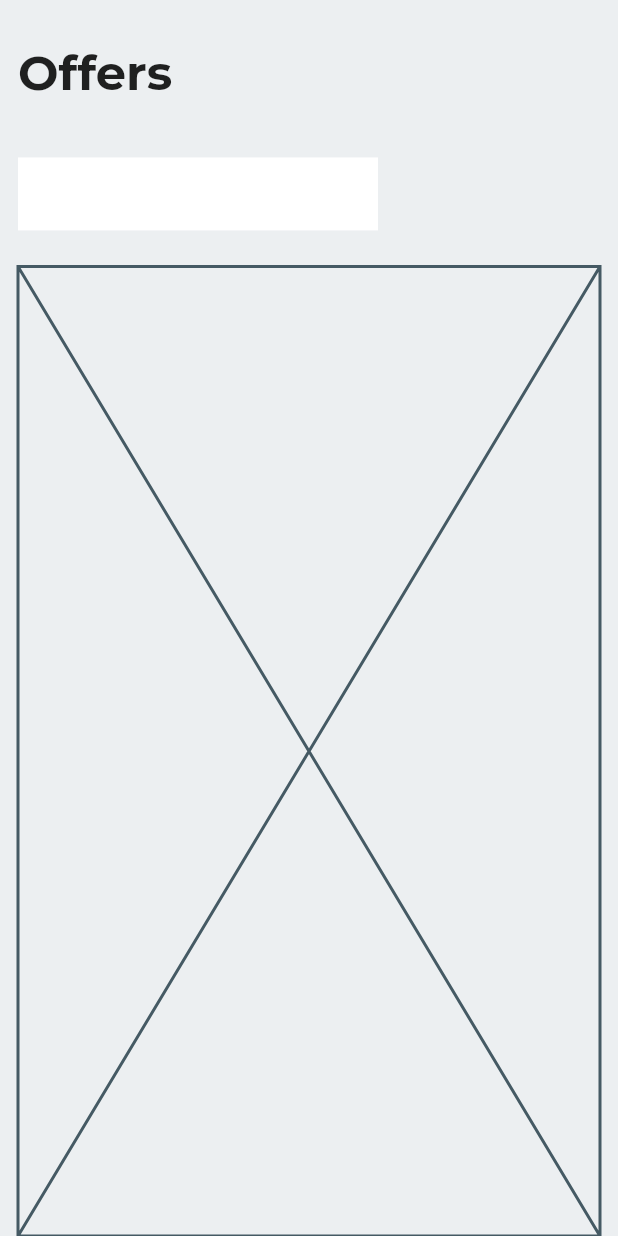
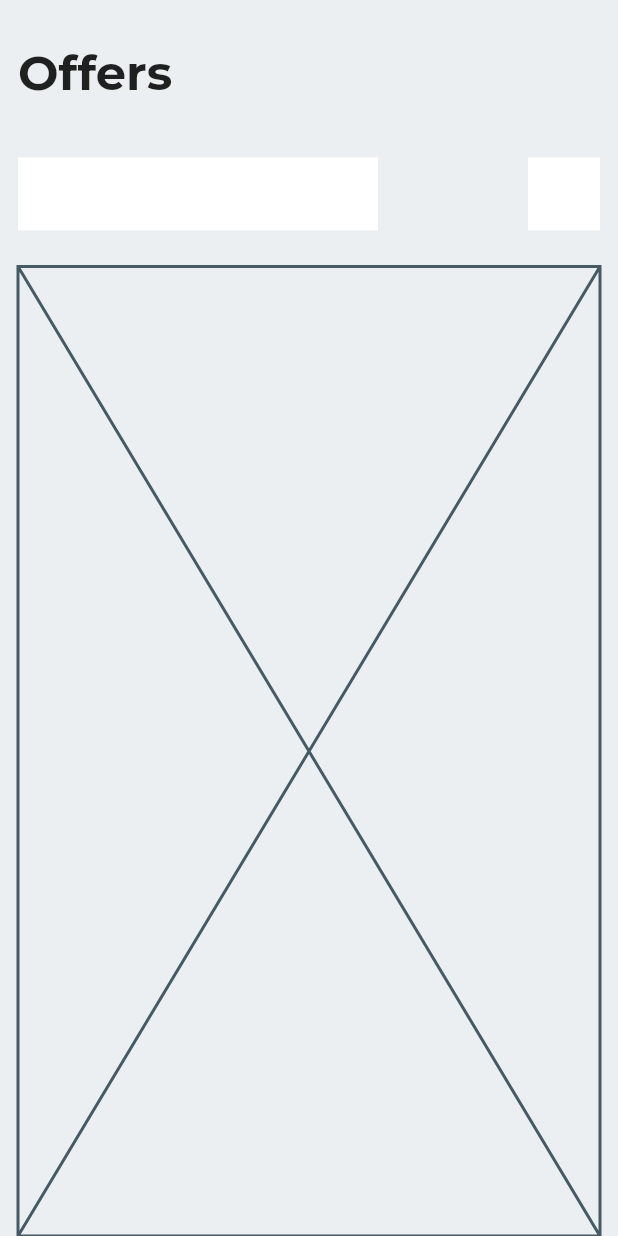
Before and after one commit to JAICHANGPARK/flutter_notebook_11th_story, a Flutter app: the screen it shows after launch, on a phone screen of 412 x 824 dp. Run offline on Flutter 3.47's test engine with Material 2 defaults, Android fonts, the phone set to English and light mode, and no system bars; our stand-ins replace backdrop, badges, flutter_inner_drawer, flutter_slidable, flutter_swiper, google_fonts.

Commit message:
Update offers_home_page.dart

```diff
--- a/lib/ep741_offers_app/ui/offers_home_page.dart
+++ b/lib/ep741_offers_app/ui/offers_home_page.dart
@@ -37,7 +37,16 @@ class _OffersHomePageState extends State<OffersHomePage> {
                         decoration: BoxDecoration(
                           color: Colors.white,
                         ),
-                      )
+                      ),
+                      Spacer(),
+                      Container(
+                        width: 48,
+                        margin: EdgeInsets.symmetric(vertical: 8),
+                        decoration: BoxDecoration(
+                          color: Colors.white,
+                        ),
+                      ),
+
                     ],
                   )),SizedBox(height: 16),
               Expanded(flex: 20, child: Placeholder()),
```
